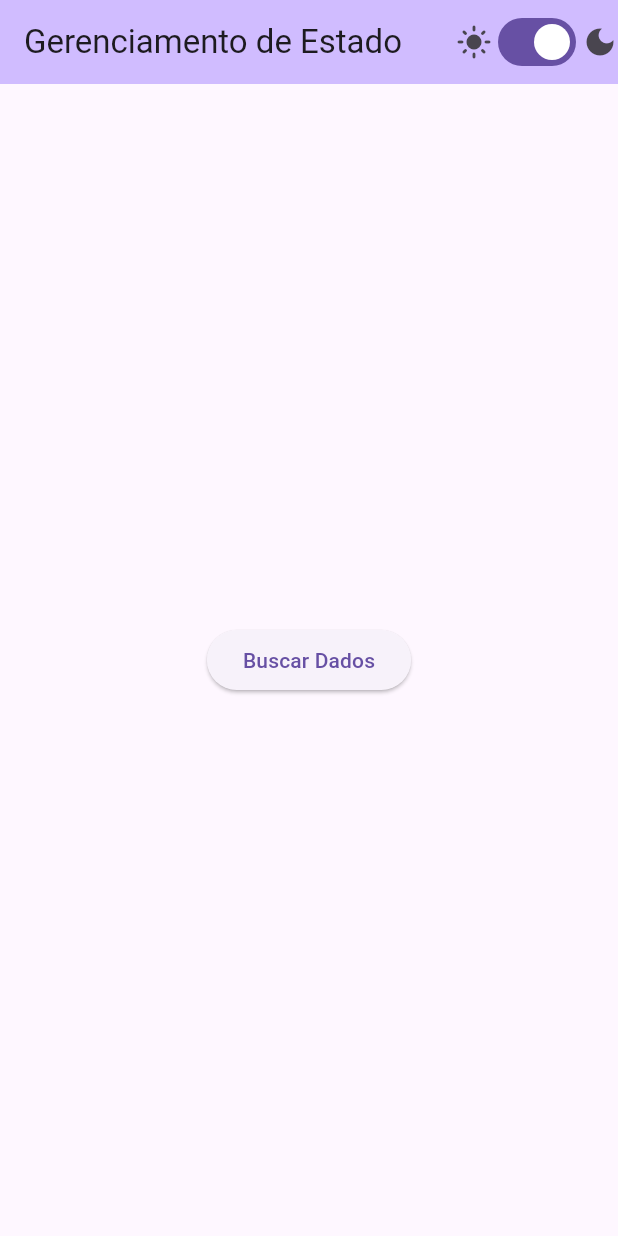
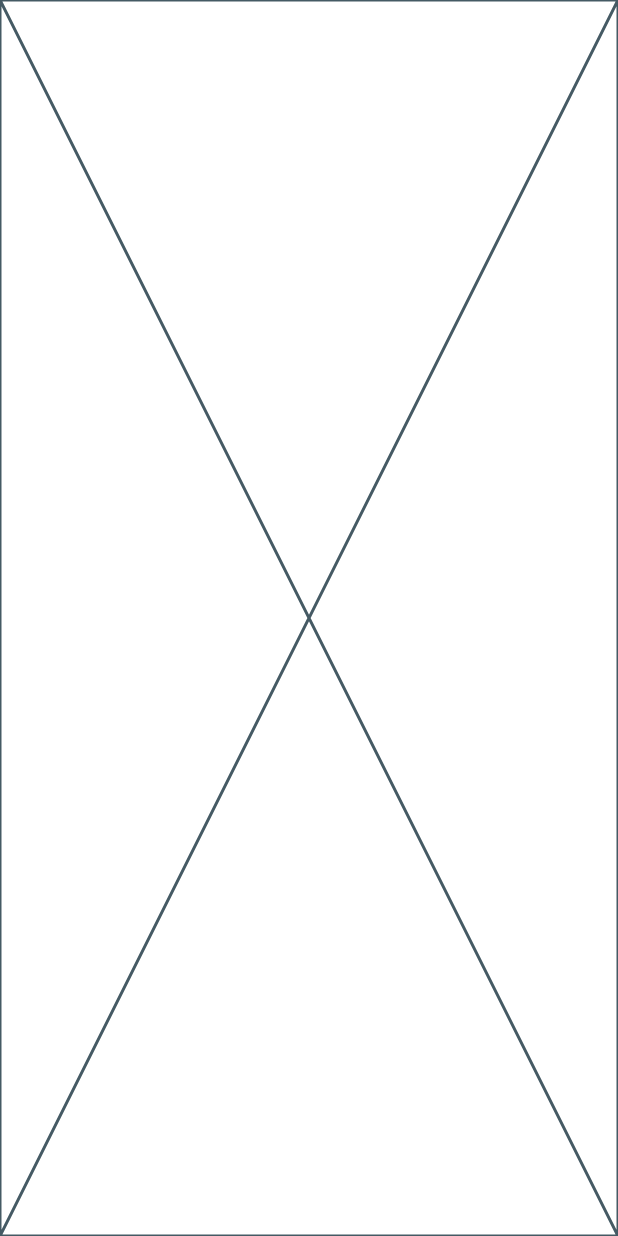
Before and after one commit to samueloliveiravs/ada_app, a Flutter app: the screen it shows after launch, on a phone screen of 412 x 824 dp. Run offline on Flutter 3.47's test engine with Material 3 defaults, Android fonts, the phone set to English and light mode, and no system bars.

Commit message:
fix: mudança de temas

```diff
--- a/lib/ada_app.dart
+++ b/lib/ada_app.dart
@@ -1,33 +1,23 @@
 import 'package:ada_app/controllers/theme_controller.dart';
-import 'package:ada_app/pages/ada_home.dart';
-import 'package:ada_app/pages/state_page.dart';
 import 'package:ada_app/routes/app_routes.dart';
+import 'package:ada_app/routes/routes.dart';
 import 'package:flutter/material.dart';
-import 'package:google_fonts/google_fonts.dart';
 
 class AdaApp extends StatelessWidget {
   const AdaApp({super.key});
 
   @override
   Widget build(BuildContext context) {
-    var themeContoller = ThemeController();
-
     return AnimatedBuilder(
-      animation: themeContoller,
+      animation: themeController,
       builder: (context, _) {
-        return AnimatedTheme(
-          duration: Duration(microseconds: 400),
-          data: themeContoller.state.isDark
+        return MaterialApp(
+          initialRoute: AppRoutes.cep,
+          routes: Routes.routes,
+          theme: themeController.state.isDark
               ? ThemeData.dark()
               : ThemeData.light(),
-          child: MaterialApp(
-            initialRoute: AppRoutes.login,
-            routes: {
-              AppRoutes.login: (context) => StatePage(),
-              AppRoutes.home: (context) => AdaHome(),
-            },
-            debugShowCheckedModeBanner: false,
-          ),
+          debugShowCheckedModeBanner: false,
         );
       },
     );
--- a/lib/controllers/theme_controller.dart
+++ b/lib/controllers/theme_controller.dart
@@ -9,3 +9,5 @@ class ThemeController extends ChangeNotifier {
     notifyListeners();
   }
 }
+
+final themeController = ThemeController();
--- /dev/null
+++ b/lib/pages/pegar_cep.dart
@@ -0,0 +1,15 @@
+import 'package:flutter/material.dart';
+
+class PegarCep extends StatefulWidget {
+  const PegarCep({super.key});
+
+  @override
+  State<PegarCep> createState() => _PegarCepState();
+}
+
+class _PegarCepState extends State<PegarCep> {
+  @override
+  Widget build(BuildContext context) {
+    return const Placeholder();
+  }
+}
--- a/lib/pages/state_page.dart
+++ b/lib/pages/state_page.dart
@@ -7,7 +7,6 @@ class StatePage extends StatelessWidget {
   StatePage({super.key});
 
   final service = ApiState();
-  var themeController = ThemeController();
 
   @override
   Widget build(BuildContext context) {
--- a/lib/routes/app_routes.dart
+++ b/lib/routes/app_routes.dart
@@ -2,4 +2,5 @@ class AppRoutes {
   static const login = "/";
   static const home = "/home";
   static const profile = "/profile";
+  static const cep = "/cep";
 }
--- /dev/null
+++ b/lib/routes/routes.dart
@@ -0,0 +1,13 @@
+import 'package:ada_app/pages/ada_home.dart';
+import 'package:ada_app/pages/pegar_cep.dart';
+import 'package:ada_app/pages/state_page.dart';
+import 'package:ada_app/routes/app_routes.dart';
+import 'package:flutter/material.dart';
+
+class Routes {
+  static Map<String, WidgetBuilder> routes = {
+    AppRoutes.login: (context) => StatePage(),
+    AppRoutes.home: (context) => AdaHome(),
+    AppRoutes.cep: (context) => PegarCep()
+  };
+}
--- a/pubspec.yaml
+++ b/pubspec.yaml
@@ -29,6 +29,7 @@ environment:
 # versions available, run `flutter pub outdated`.
 dependencies:
   google_fonts: ^8.0.2
+  http: ^1.6.0
   flutter:
     sdk: flutter
 
```
Also changed, not shown: pubspec.lock.
